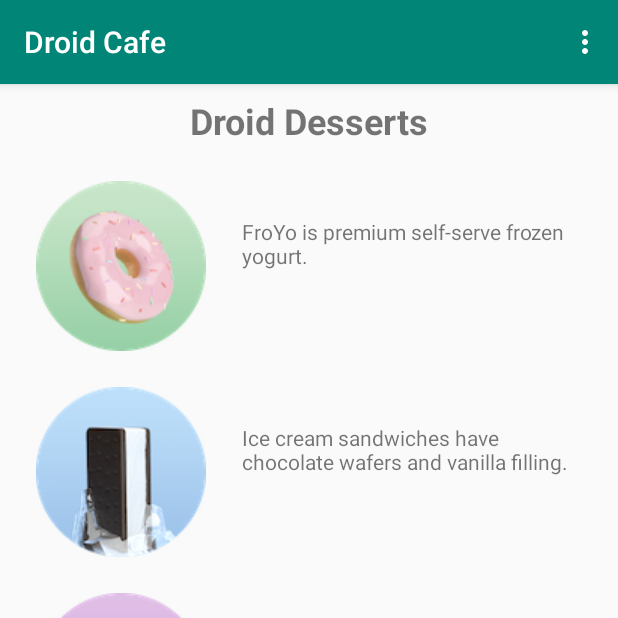
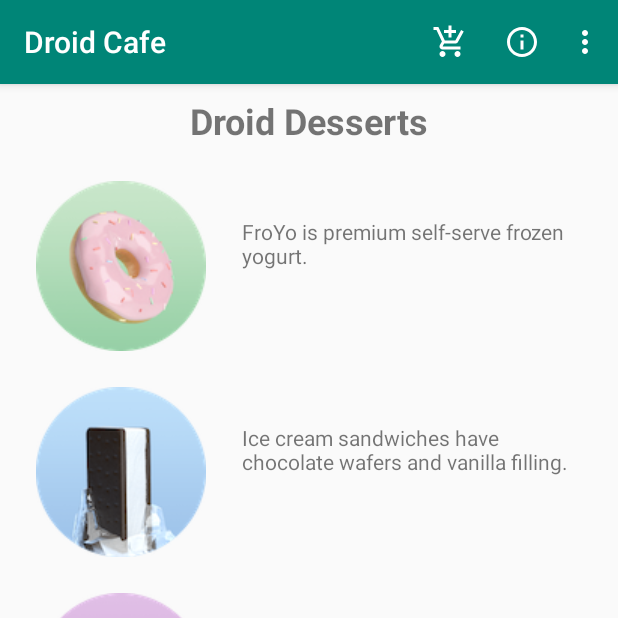
Before and after one commit to EarlJP/DroidCafe, an Android app: the screen it shows after launch (MainActivity), on a phone screen of 412 x 824 dp, the top half of it. Run offline under Robolectric (Android 15) with nearby library versions, the phone set to English and light mode, and no system bars.

Commit message:
9th commit, lab 4.3 Task 1 + 2 complete

```diff
--- /dev/null
+++ b/app/src/main/res/drawable-anydpi/ic_favorites_heart.xml
@@ -0,0 +1,10 @@
+<vector xmlns:android="http://schemas.android.com/apk/res/android"
+    android:width="24dp"
+    android:height="24dp"
+    android:viewportWidth="24"
+    android:viewportHeight="24"
+    android:tint="#FFFFFF">
+    <path
+        android:fillColor="#FF000000"
+        android:pathData="M12,21.35l-1.45,-1.32C5.4,15.36 2,12.28 2,8.5 2,5.42 4.42,3 7.5,3c1.74,0 3.41,0.81 4.5,2.09C13.09,3.81 14.76,3 16.5,3 19.58,3 22,5.42 22,8.5c0,3.78 -3.4,6.86 -8.55,11.54L12,21.35z"/>
+</vector>
--- /dev/null
+++ b/app/src/main/res/drawable-anydpi/ic_status_info.xml
@@ -0,0 +1,10 @@
+<vector xmlns:android="http://schemas.android.com/apk/res/android"
+    android:width="24dp"
+    android:height="24dp"
+    android:viewportWidth="24"
+    android:viewportHeight="24"
+    android:tint="#FFFFFF">
+    <path
+        android:fillColor="#FF000000"
+        android:pathData="M11,17h2v-6h-2v6zM12,2C6.48,2 2,6.48 2,12s4.48,10 10,10 10,-4.48 10,-10S17.52,2 12,2zM12,20c-4.41,0 -8,-3.59 -8,-8s3.59,-8 8,-8 8,3.59 8,8 -3.59,8 -8,8zM11,9h2L13,7h-2v2z"/>
+</vector>
--- a/app/src/main/res/menu/menu_main.xml
+++ b/app/src/main/res/menu/menu_main.xml
@@ -12,20 +12,23 @@
         android:id="@+id/action_order"
         android:orderInCategory="10"
         android:title="@string/action_order"
-        app:showAsAction="never"
+        app:showAsAction="always"
+        android:icon="@drawable/ic_shopping_cart"
         />
 
     <item
         android:id="@+id/action_status"
         android:orderInCategory="20"
         android:title="@string/action_status"
-        app:showAsAction="never"
+        app:showAsAction="always"
+        android:icon="@drawable/ic_status_info"
         />
 
     <item
         android:id="@+id/action_favorites"
         android:orderInCategory="30"
         android:title="@string/action_favorites"
-        app:showAsAction="never"
+        app:showAsAction="ifRoom"
+        android:icon="@drawable/ic_favorites_heart"
         />
 </menu>
```
Also changed, not shown: app/src/main/res/drawable-hdpi/ic_favorites_heart.png (added), app/src/main/res/drawable-hdpi/ic_status_info.png (added), app/src/main/res/drawable-mdpi/ic_favorites_heart.png (added), app/src/main/res/drawable-mdpi/ic_status_info.png (added), app/src/main/res/drawable-xhdpi/ic_favorites_heart.png (added), app/src/main/res/drawable-xhdpi/ic_status_info.png (added), app/src/main/res/drawable-xxhdpi/ic_favorites_heart.png (added), app/src/main/res/drawable-xxhdpi/ic_status_info.png (added).
